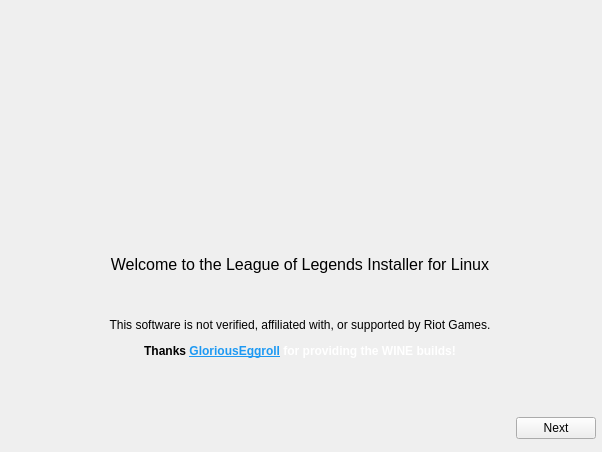
First picture: the form in src/python_src/ui/installer.ui, repository polkaulfield/lol-for-linux-installer, before the edit.
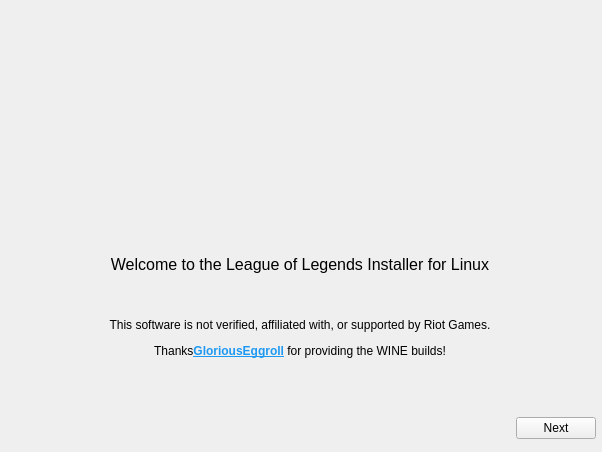
Second picture: the form after the edit. The open tabs and pages were chosen to show the change. Icons and pictures are not drawn.

```diff
--- a/src/python_src/ui/installer.ui
+++ b/src/python_src/ui/installer.ui
@@ -229,7 +229,7 @@
                 <enum>QFrame::Plain</enum>
                </property>
                <property name="text">
-                <string>&lt;html&gt;&lt;head/&gt;&lt;body&gt;&lt;p align=&quot;center&quot;&gt;This software is not verified, affiliated with, or supported by Riot Games.&lt;/p&gt;&lt;p align=&quot;center&quot;&gt;&lt;span style=&quot; font-weight:700;&quot;&gt;Thanks &lt;/span&gt;&lt;a href=&quot;https://github.com/gloriouseggroll&quot;&gt;&lt;span style=&quot; font-weight:700; text-decoration: underline; color:#1d99f3;&quot;&gt;GloriousEggroll&lt;/span&gt;&lt;/a&gt;&lt;span style=&quot; font-family:'inherit'; font-weight:700; color:#ffffff;&quot;&gt; for providing the WINE builds!&lt;/span&gt;&lt;/p&gt;&lt;/body&gt;&lt;/html&gt;</string>
+                <string>&lt;html&gt;&lt;head/&gt;&lt;body&gt;&lt;p align=&quot;center&quot;&gt;This software is not verified, affiliated with, or supported by Riot Games.&lt;/p&gt;&lt;p align=&quot;center&quot;&gt;Thanks&lt;span style=&quot; font-weight:704;&quot;/&gt;&lt;a href=&quot;https://github.com/gloriouseggroll&quot;&gt;&lt;span style=&quot; font-weight:704; text-decoration: underline; color:#1d99f3;&quot;&gt;GloriousEggroll&lt;/span&gt;&lt;/a&gt; for providing the WINE builds!&lt;/p&gt;&lt;/body&gt;&lt;/html&gt;</string>
                </property>
                <property name="textFormat">
                 <enum>Qt::AutoText</enum>
```
Left out of the diff: 2 changed lines with no effect on the pictures.
